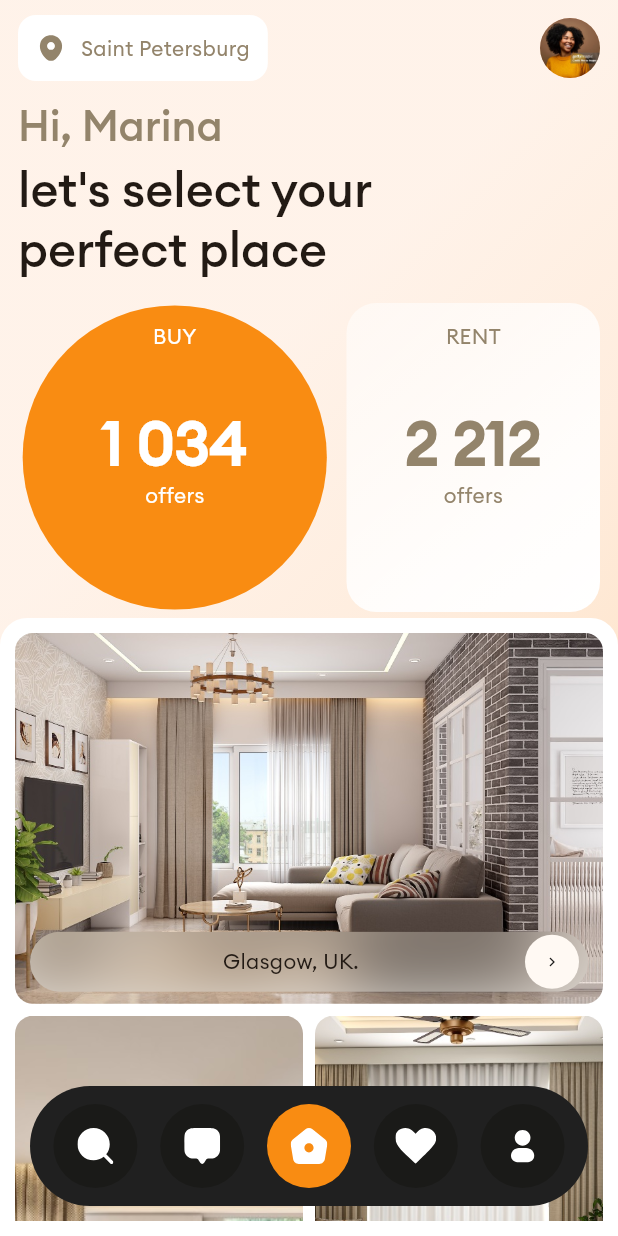
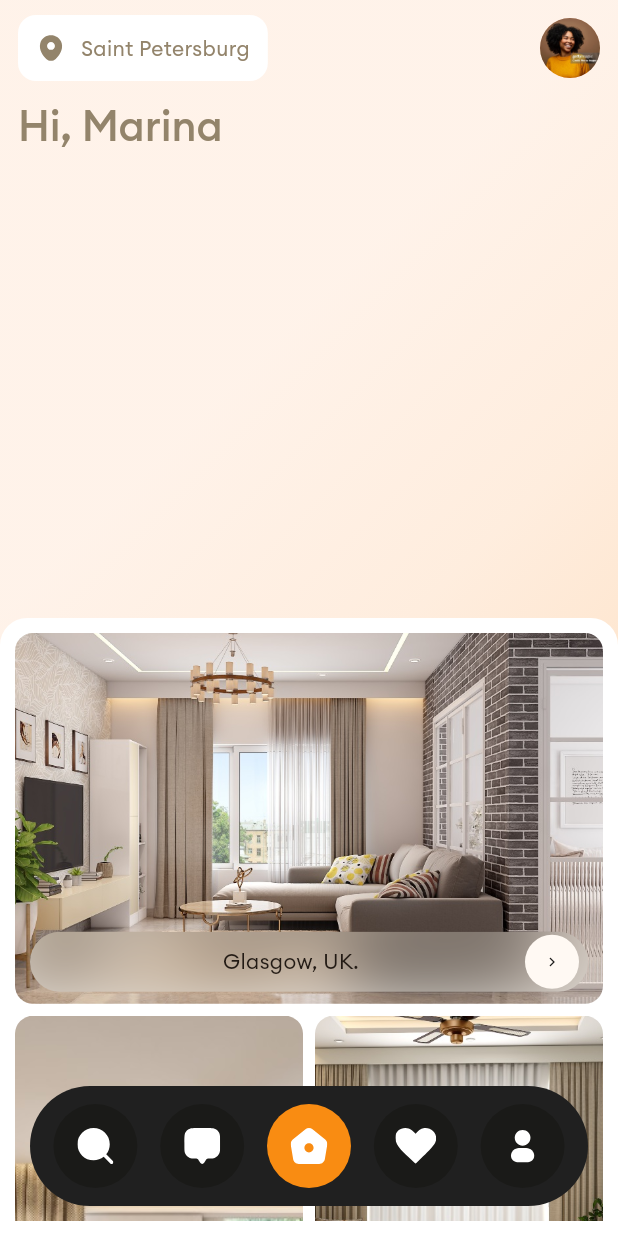
Before and after one commit to faithomotoso/m_point_assessment, a Flutter app: the first screen one second after launch, on a phone screen of 412 x 824 dp. Run offline on Flutter 3.47's test engine with Material 3 defaults, Android fonts, the phone set to English and light mode, and no system bars; our stand-ins replace flutter_keyboard_visibility, flutter_svg, google_maps_flutter.

Commit message:
Home text & stats animation

```diff
--- a/lib/ui/pages/home.dart
+++ b/lib/ui/pages/home.dart
@@ -17,23 +17,75 @@ class HomePage extends StatefulWidget {
 }
 
 class _HomePageState extends State<HomePage> with TickerProviderStateMixin {
-  late final AnimationController animationController1;
+  late final AnimationController topSectionAnimationController;
+  late final AnimationController hiNameAnimationController;
+  late final AnimationController headlineTextAnimationController;
+
+  late final AnimationController statsVisibilityAnimController;
+  late final AnimationController statsNumberAnimController;
+  late final Animation<double> statsVisibilityAnimation;
 
   @override
   void initState() {
     super.initState();
 
-    animationController1 = AnimationController(
+    topSectionAnimationController = AnimationController(
         vsync: this, duration: const Duration(milliseconds: 300));
 
+    hiNameAnimationController = AnimationController(
+        vsync: this, duration: const Duration(milliseconds: 150));
+
+    headlineTextAnimationController = AnimationController(
+        vsync: this, duration: const Duration(milliseconds: 400));
+
+    statsVisibilityAnimController = AnimationController(
+        vsync: this, duration: const Duration(milliseconds: 1500));
+    statsNumberAnimController = AnimationController(
+        vsync: this, duration: const Duration(milliseconds: 2000));
+    statsVisibilityAnimation = CurvedAnimation(
+        parent: statsVisibilityAnimController, curve: Curves.fastOutSlowIn);
+
+    // Starts the first animation
     Future.delayed(const Duration(milliseconds: 300)).then((value) {
-      animationController1.forward();
+      topSectionAnimationController.forward();
+    });
+
+    topSectionAnimationController.addStatusListener((status) {
+      if (status == AnimationStatus.completed) {
+        // Trigger animation for `Hi xyz` text
+        hiNameAnimationController.forward();
+      }
+    });
+
+    hiNameAnimationController.addStatusListener((status) {
+      if (status == AnimationStatus.completed) {
+        headlineTextAnimationController.forward();
+      }
+    });
+
+    headlineTextAnimationController.addStatusListener((status) {
+      if (status == AnimationStatus.forward) {
+        Future.delayed(
+            Duration(
+              milliseconds:
+                  (headlineTextAnimationController.duration!.inMilliseconds *
+                          0.8)
+                      .round(),
+            ), () {
+          statsVisibilityAnimController.forward();
+          statsNumberAnimController.forward();
+        });
+      }
     });
   }
 
   @override
   void dispose() {
-    animationController1.dispose();
+    topSectionAnimationController.dispose();
+    hiNameAnimationController.dispose();
+    headlineTextAnimationController.dispose();
+    statsVisibilityAnimController.dispose();
+    statsNumberAnimController.dispose();
     super.dispose();
   }
 
@@ -67,17 +119,24 @@ class _HomePageState extends State<HomePage> with TickerProviderStateMixin {
                       Row(
                         mainAxisAlignment: MainAxisAlignment.spaceBetween,
                         children: [
-                          LocationOverview(widthAnimationController: animationController1,),
+                          LocationOverview(
+                            widthAnimationController:
+                                topSectionAnimationController,
+                          ),
                           ProfileAvatar(
                             assetPath: ImagePaths.profileImage,
-                            animationController: animationController1,
+                            animationController: topSectionAnimationController,
                           )
                         ],
                       ),
                       const SizedBox(
                         height: 12,
                       ),
-                      const HomeWelcomeText(),
+                      HomeWelcomeText(
+                        hiNameAnimController: hiNameAnimationController,
+                        headlineTextAnimController:
+                            headlineTextAnimationController,
+                      ),
                       const SizedBox(
                         height: 16,
                       ),
@@ -93,6 +152,9 @@ class _HomePageState extends State<HomePage> with TickerProviderStateMixin {
                                 boxDecoration: BoxDecoration(
                                     shape: BoxShape.circle,
                                     color: AppColors.primary),
+                                numberAnimationController:
+                                    statsNumberAnimController,
+                                animation: statsVisibilityAnimation,
                                 textColor: Colors.white),
                           ),
                           const SizedBox(
@@ -113,6 +175,9 @@ class _HomePageState extends State<HomePage> with TickerProviderStateMixin {
                                           Colors.white.withOpacity(0.9),
                                           Colors.white
                                         ])),
+                                numberAnimationController:
+                                    statsNumberAnimController,
+                                animation: statsVisibilityAnimation,
                                 textColor: AppColors.c93846B),
                           ),
                         ],
--- a/lib/ui/widgets/home_welcome_text.dart
+++ b/lib/ui/widgets/home_welcome_text.dart
@@ -2,29 +2,53 @@ import 'package:flutter/material.dart';
 import 'package:m_point_assessment/ui/utils/colors.dart';
 
 class HomeWelcomeText extends StatelessWidget {
-  const HomeWelcomeText({super.key});
+  final AnimationController hiNameAnimController;
+  final AnimationController headlineTextAnimController;
+
+  const HomeWelcomeText(
+      {required this.hiNameAnimController,
+      required this.headlineTextAnimController,
+      super.key});
 
   @override
   Widget build(BuildContext context) {
     return Column(
       crossAxisAlignment: CrossAxisAlignment.start,
       children: [
-        Text(
+        FadeTransition(
+          opacity: hiNameAnimController,
+          child: Text(
             "Hi, Marina",
             style: Theme.of(context).textTheme.headlineMedium!.copyWith(
-                color: AppColors.c93846B,
-            fontWeight: FontWeight.w500
+                color: AppColors.c93846B, fontWeight: FontWeight.w500),
           ),
         ),
         const SizedBox(
           height: 4,
         ),
-        Text(
-          "let's select your \nperfect place",
+        SizeTransition(
+          sizeFactor: headlineTextAnimController,
+          axis: Axis.vertical,
+          axisAlignment: -3.0,
+          child: Text(
+            "let's select your",
             style: Theme.of(context)
                 .textTheme
                 .headlineLarge!
                 .copyWith(fontWeight: FontWeight.w600),
+          ),
+        ),
+        SizeTransition(
+          sizeFactor: headlineTextAnimController,
+          axis: Axis.vertical,
+          axisAlignment: -3.0,
+          child: Text(
+            "perfect place",
+            style: Theme.of(context)
+                .textTheme
+                .headlineLarge!
+                .copyWith(fontWeight: FontWeight.w600),
+          ),
         )
       ],
     );
--- a/lib/ui/widgets/stats.dart
+++ b/lib/ui/widgets/stats.dart
@@ -1,40 +1,74 @@
-import 'package:flutter/cupertino.dart';
 import 'package:flutter/material.dart';
 
 import '../../utils.dart';
 
-class Stats extends StatelessWidget {
+class Stats extends StatefulWidget {
   final String title;
   final int number;
   final BoxDecoration boxDecoration;
   final Color textColor;
+  final AnimationController numberAnimationController;
+  final Animation animation;
 
   const Stats({
     required this.title,
     required this.number,
     required this.boxDecoration,
     required this.textColor,
+    required this.numberAnimationController,
+    required this.animation,
     super.key,
   });
+
+  @override
+  State<Stats> createState() => _StatsState();
+}
+
+class _StatsState extends State<Stats> {
+  late final Animation<double> numberAnimation;
+
+  @override
+  void initState() {
+    super.initState();
+
+    numberAnimation = Tween<double>(begin: 0, end: widget.number.toDouble())
+        .animate(CurvedAnimation(
+            parent: widget.numberAnimationController,
+            curve: Curves.fastEaseInToSlowEaseOut));
+  }
 
   @override
   Widget build(BuildContext context) {
     return Theme(
         data: Theme.of(context).copyWith(
           textTheme: Theme.of(context).textTheme.apply(
-                bodyColor: textColor,
-                displayColor: textColor,
+                bodyColor: widget.textColor,
+                displayColor: widget.textColor,
               ),
         ),
         child: Builder(
           builder: (context) {
+            return AnimatedBuilder(
+              animation: widget.animation,
+              builder: (context, child) {
+                return Transform.scale(
+                  scale: widget.animation.value,
+                  child: child,
+                );
+              },
+              child: AnimatedBuilder(
+                  animation: numberAnimation,
+                  builder: (context, child) {
                     return Stack(
                       children: [
                         Positioned(
                           child: Transform.scale(
-                    scale: boxDecoration.shape == BoxShape.rectangle ? 1 : 1.2,
+                            scale:
+                                widget.boxDecoration.shape == BoxShape.rectangle
+                                    ? 1
+                                    : 1.2,
                             child: Container(
-                      decoration: boxDecoration,
+                              decoration: widget.boxDecoration,
                               height: MediaQuery.of(context).size.height * 0.25,
                               width: MediaQuery.of(context).size.height * 0.25,
                             ),
@@ -49,7 +83,7 @@ class Stats extends StatelessWidget {
                               Align(
                                 alignment: Alignment.topCenter,
                                 child: Text(
-                          title,
+                                  widget.title,
                                   style: Theme.of(context).textTheme.bodyMedium,
                                 ),
                               ),
@@ -63,7 +97,8 @@ class Stats extends StatelessWidget {
                               mainAxisSize: MainAxisSize.min,
                               children: [
                                 Text(
-                          formatNumber(number).replaceAll(",", " "),
+                                  formatNumber(numberAnimation.value.toInt())
+                                      .replaceAll(",", " "),
                                   style: Theme.of(context)
                                       .textTheme
                                       .headlineLarge!
@@ -74,7 +109,7 @@ class Stats extends StatelessWidget {
                                 ),
                                 Text(
                                   "offers",
-                          style: TextStyle(color: textColor),
+                                  style: TextStyle(color: widget.textColor),
                                 )
                               ],
                             ),
@@ -82,6 +117,8 @@ class Stats extends StatelessWidget {
                         )
                       ],
                     );
+                  }),
+            );
           },
         ));
   }
```
Lines whose indentation alone changed are shown as unchanged.
